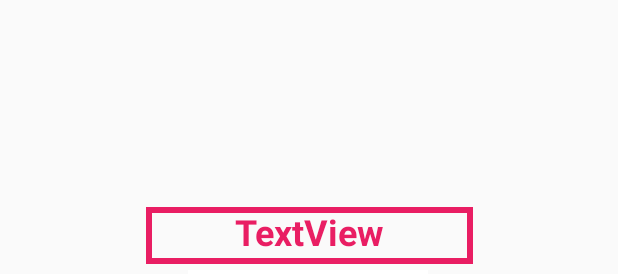
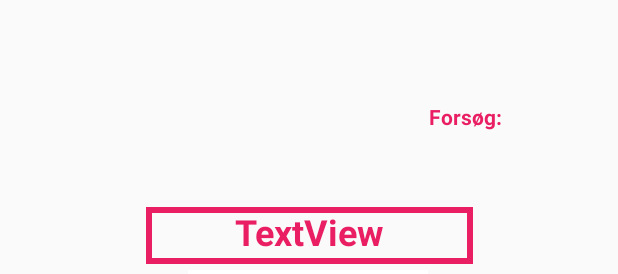
Before and after one commit to HellaAchari/GalgelegFinal, an Android app: the layout activity_vind.xml on its own in the app's theme, with its tools: preview values and no code run, on a phone screen of 412 x 824 dp. Shown: the top 274 px of the screen. Run offline under Robolectric (Android 15) with nearby library versions, the phone set to English and light mode, and no system bars.

Commit message:
Prøver at få "highscore" til at virke + antal forsøg.

```diff
--- a/app/build.gradle
+++ b/app/build.gradle
@@ -27,4 +27,5 @@ dependencies {
     testImplementation 'junit:junit:4.12'
     androidTestImplementation 'androidx.test.ext:junit:1.1.1'
     androidTestImplementation 'androidx.test.espresso:espresso-core:3.2.0'
+    implementation 'androidx.recyclerview:recyclerview:1.0.0'
 }
--- a/app/src/main/java/com/example/myapplication/Tabt.java
+++ b/app/src/main/java/com/example/myapplication/Tabt.java
@@ -17,10 +17,11 @@ import android.widget.TextView;
 import android.widget.Toast;
 
 public class Tabt extends AppCompatActivity implements View.OnClickListener {
-    TextView textView, textView2;
+    TextView textView, textView2, textView3;
     Button button1, button2;
     Animation scaleAnimation, rotateAnimation;
     MediaPlayer lose;
+    int forsøg=0;
 
     @Override
     protected void onCreate(Bundle savedInstanceState) {
@@ -55,8 +56,11 @@ public class Tabt extends AppCompatActivity implements View.OnClickListener {
         if (v==button2){
             Galgelogik galgelogik = new Galgelogik();
             galgelogik.nulstil();
+            forsøg++;
+            System.out.println(forsøg);
             Intent i = new Intent(this, MainActivity.class);
             startActivity(i);
+            //TODO: GEMME DATA LOKALT.
         }
 
     }
--- a/app/src/main/java/com/example/myapplication/Vind.java
+++ b/app/src/main/java/com/example/myapplication/Vind.java
@@ -34,11 +34,11 @@ public class Vind extends  AppCompatActivity implements View.OnClickListener {
         Intent i = getIntent();
         String vinderOrd = i.getStringExtra("VinderOrdet");
         int antalFejl = i.getIntExtra("AntalFejl",-1);
-        //TODO: HVORFOR VIRKER DET IKKE
         textView2.setText(vinderOrd);
         textView2.startAnimation(scaleAnimation);
         textView.startAnimation(scaleAnimation);
         textView.setText("YAAAY du vandt med: " + antalFejl +" fejl!");
+        score = antalFejl;
         textView2.startAnimation(rotateAnimation);
         vind.start();
         button = findViewById(R.id.button1);
@@ -51,6 +51,8 @@ public class Vind extends  AppCompatActivity implements View.OnClickListener {
     public void onClick(View v) {
         if(v == button){
             Intent i = new Intent(this, Start.class);
+            i.putExtra("antalforkerte", score);
+            System.out.println(score);
             startActivity(i);
         }
         else if (v == button1){
--- a/app/src/main/res/layout/activity_tabt.xml
+++ b/app/src/main/res/layout/activity_tabt.xml
@@ -69,4 +69,5 @@
         android:background="@drawable/full_button"
         app:layout_constraintStart_toEndOf="@+id/button1"
         app:layout_constraintTop_toTopOf="@+id/button1" />
+
 </androidx.constraintlayout.widget.ConstraintLayout>
--- a/app/src/main/res/layout/activity_vind.xml
+++ b/app/src/main/res/layout/activity_vind.xml
@@ -5,6 +5,20 @@
     android:layout_width="match_parent"
     android:layout_height="match_parent"
     tools:context=".Tabt">
+
+    <TextView
+        android:id="@+id/textView"
+        android:layout_width="wrap_content"
+        android:layout_height="wrap_content"
+        android:layout_marginTop="68dp"
+        android:text="Forsøg:"
+        android:textColor="#E91E63"
+        android:textSize="14sp"
+        android:textStyle="bold"
+        app:layout_constraintEnd_toEndOf="parent"
+        app:layout_constraintHorizontal_bias="0.788"
+        app:layout_constraintStart_toStartOf="parent"
+        app:layout_constraintTop_toTopOf="parent" />
 
     <TextView
         android:id="@+id/textView3"
```
Also changed, not shown: app/src/main/java/com/example/myapplication/MainActivity.java (+3 -6 lines), app/src/main/java/com/example/myapplication/Start.java (+24 -6 lines), app/src/main/res/layout/activity_start.xml (+10 -11 lines).
